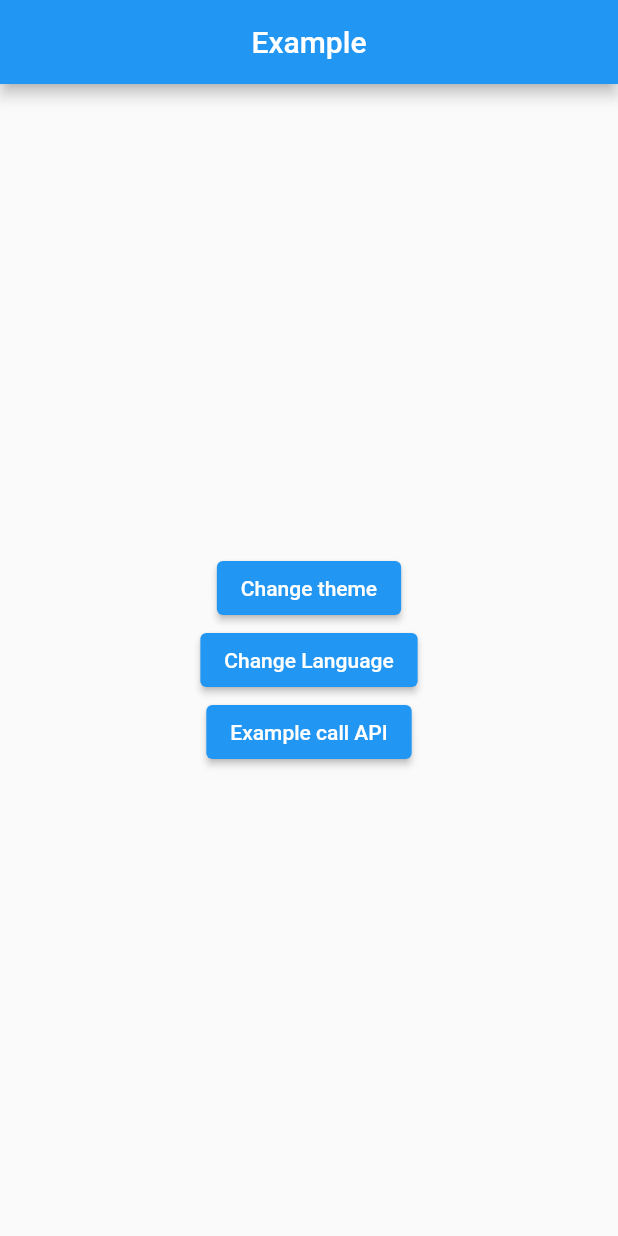
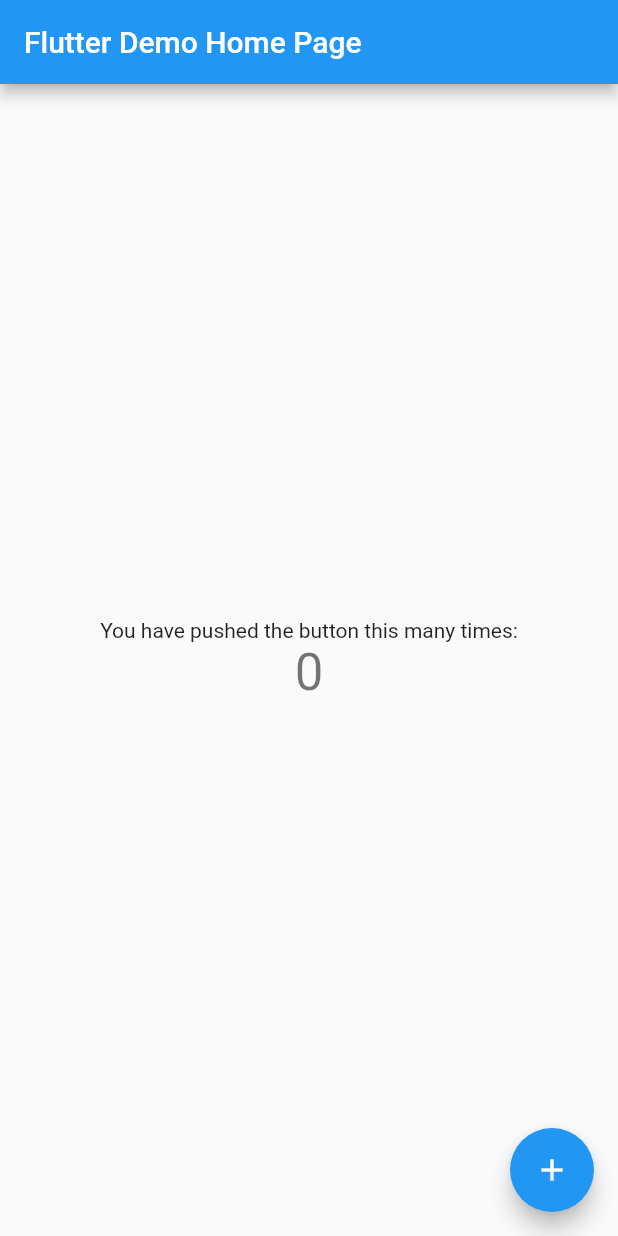
Before and after one commit to doducthanh95/base_getX_project, a Flutter app: the screen it shows after launch, on a phone screen of 412 x 824 dp. Run offline on Flutter 3.47's test engine with Material 2 defaults, Android fonts, the phone set to English and light mode, and no system bars.

```diff
--- a/base_getx_app/lib/main.dart
+++ b/base_getx_app/lib/main.dart
@@ -1,7 +1,4 @@
-import 'package:base_getx_app/custom-theme.dart';
-import 'package:base_getx_app/restfull-api/demo-api.dart';
 import 'package:flutter/material.dart';
-import 'package:get/get.dart';
 
 void main() {
   runApp(const MyApp());
@@ -13,10 +10,20 @@ class MyApp extends StatelessWidget {
   // This widget is the root of your application.
   @override
   Widget build(BuildContext context) {
-    return GetMaterialApp(
+    return MaterialApp(
       title: 'Flutter Demo',
-      theme: ThemeData.light().copyWith(),
-      darkTheme: ,
+      theme: ThemeData(
+        // This is the theme of your application.
+        //
+        // Try running your application with "flutter run". You'll see the
+        // application has a blue toolbar. Then, without quitting the app, try
+        // changing the primarySwatch below to Colors.green and then invoke
+        // "hot reload" (press "r" in the console where you ran "flutter run",
+        // or simply save your changes to "hot reload" in a Flutter IDE).
+        // Notice that the counter didn't reset back to zero; the application
+        // is not restarted.
+        primarySwatch: Colors.blue,
+      ),
       home: const MyHomePage(title: 'Flutter Demo Home Page'),
     );
   }
@@ -25,6 +32,15 @@ class MyApp extends StatelessWidget {
 class MyHomePage extends StatefulWidget {
   const MyHomePage({Key? key, required this.title}) : super(key: key);
 
+  // This widget is the home page of your application. It is stateful, meaning
+  // that it has a State object (defined below) that contains fields that affect
+  // how it looks.
+
+  // This class is the configuration for the state. It holds the values (in this
+  // case the title) provided by the parent (in this case the App widget) and
+  // used by the build method of the State. Fields in a Widget subclass are
+  // always marked "final".
+
   final String title;
 
   @override
@@ -32,43 +48,68 @@ class MyHomePage extends StatefulWidget {
 }
 
 class _MyHomePageState extends State<MyHomePage> {
+  int _counter = 0;
+
+  void _incrementCounter() {
+    setState(() {
+      // This call to setState tells the Flutter framework that something has
+      // changed in this State, which causes it to rerun the build method below
+      // so that the display can reflect the updated values. If we changed
+      // _counter without calling setState(), then the build method would not be
+      // called again, and so nothing would appear to happen.
+      _counter++;
+    });
+  }
+
   @override
   Widget build(BuildContext context) {
+    // This method is rerun every time setState is called, for instance as done
+    // by the _incrementCounter method above.
+    //
+    // The Flutter framework has been optimized to make rerunning build methods
+    // fast, so that you can just rebuild anything that needs updating rather
+    // than having to individually change instances of widgets.
     return Scaffold(
       appBar: AppBar(
-        title: const Text('Example'),
-        centerTitle: true,
+        // Here we take the value from the MyHomePage object that was created by
+        // the App.build method, and use it to set our appbar title.
+        title: Text(widget.title),
       ),
       body: Center(
         // Center is a layout widget. It takes a single child and positions it
         // in the middle of the parent.
         child: Column(
+          // Column is also a layout widget. It takes a list of children and
+          // arranges them vertically. By default, it sizes itself to fit its
+          // children horizontally, and tries to be as tall as its parent.
+          //
+          // Invoke "debug painting" (press "p" in the console, choose the
+          // "Toggle Debug Paint" action from the Flutter Inspector in Android
+          // Studio, or the "Toggle Debug Paint" command in Visual Studio Code)
+          // to see the wireframe for each widget.
+          //
+          // Column has various properties to control how it sizes itself and
+          // how it positions its children. Here we use mainAxisAlignment to
+          // center the children vertically; the main axis here is the vertical
+          // axis because Columns are vertical (the cross axis would be
+          // horizontal).
           mainAxisAlignment: MainAxisAlignment.center,
           children: <Widget>[
-            ElevatedButton(
-                onPressed: () {
-                  //action change theme
-
-                  Get.changeTheme(
-                      Get.isDarkMode ? ThemeData.light() : ThemeData.dark());
-                  // Get.changeThemeMode(
-                  //     Get.isDarkMode ? ThemeMode.light : ThemeMode.dark);
-                },
-                child: Text('Change theme')),
-            ElevatedButton(
-                onPressed: () {
-                  //action change theme
-                },
-                child: Text('Change Language')),
-            ElevatedButton(
-                onPressed: () {
-                  //action change theme
-                  Get.to(DemoApiPage());
-                },
-                child: Text('Example call API'))
+            const Text(
+              'You have pushed the button this many times:',
+            ),
+            Text(
+              '$_counter',
+              style: Theme.of(context).textTheme.headline4,
+            ),
           ],
         ),
       ),
+      floatingActionButton: FloatingActionButton(
+        onPressed: _incrementCounter,
+        tooltip: 'Increment',
+        child: const Icon(Icons.add),
+      ), // This trailing comma makes auto-formatting nicer for build methods.
     );
   }
 }
--- a/base_getx_app/lib/restfull-api/api-controller.dart
+++ /dev/null
@@ -1,6 +0,0 @@
-import 'package:get/get.dart';
-
-class ApiController extends GetxController {
-
-  var text = 'text'.obs;
-}
--- a/base_getx_app/pubspec.yaml
+++ b/base_getx_app/pubspec.yaml
@@ -3,7 +3,7 @@ description: A new Flutter project.
 
 # The following line prevents the package from being accidentally published to
 # pub.dev using `flutter pub publish`. This is preferred for private packages.
-publish_to: "none" # Remove this line if you wish to publish to pub.dev
+publish_to: 'none' # Remove this line if you wish to publish to pub.dev
 
 # The following defines the version and build number for your application.
 # A version number is three numbers separated by dots, like 1.2.43
@@ -30,10 +30,11 @@ dependencies:
   flutter:
     sdk: flutter
 
+
   # The following adds the Cupertino Icons font to your application.
   # Use with the CupertinoIcons class for iOS style icons.
   cupertino_icons: ^1.0.2
-  get: 4.6.5
+  get: ^4.6.1
 
 dev_dependencies:
   flutter_test:
@@ -51,6 +52,7 @@ dev_dependencies:
 
 # The following section is specific to Flutter.
 flutter:
+
   # The following line ensures that the Material Icons font is
   # included with your application, so that you can use the icons in
   # the material Icons class.
```
Also changed, not shown: base_getx_app/lib/restfull-api/demo-api.dart (deleted, +0 -26 lines).
